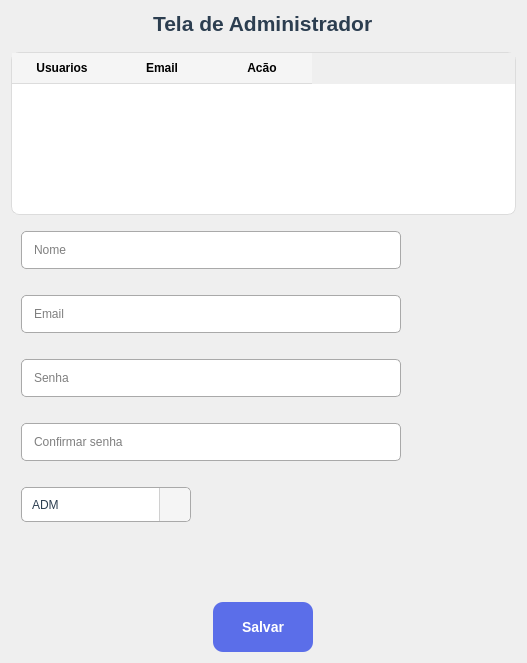
Above: App/view/ui/adminScreen.ui from Senac-SOR-ADS/Gerenciamento-Escolar before the change. Below: the same form after it.
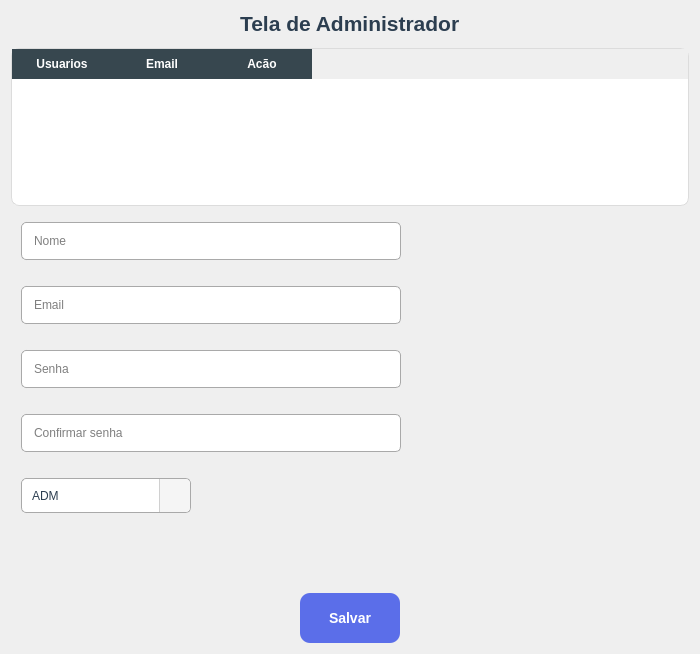
That is the form after the change. Icons and pictures are not drawn.

Patch:
```diff
--- a/App/view/ui/adminScreen.ui
+++ b/App/view/ui/adminScreen.ui
@@ -6,8 +6,8 @@
    <rect>
     <x>0</x>
     <y>0</y>
-    <width>527</width>
-    <height>663</height>
+    <width>700</width>
+    <height>654</height>
    </rect>
   </property>
   <property name="sizePolicy">
@@ -16,10 +16,16 @@
     <verstretch>0</verstretch>
    </sizepolicy>
   </property>
+  <property name="minimumSize">
+   <size>
+    <width>350</width>
+    <height>0</height>
+   </size>
+  </property>
   <property name="maximumSize">
    <size>
-    <width>650</width>
-    <height>800</height>
+    <width>700</width>
+    <height>654</height>
    </size>
   </property>
   <property name="windowTitle">
@@ -31,7 +37,7 @@
   </property>
   <property name="styleSheet">
    <string notr="true">QLabel{
- font-family: &quot;Segoe UI&quot;, &quot;Arial&quot;, sans-serif;
+font-family: &quot;Segoe UI&quot;, &quot;Arial&quot;, sans-serif;
     font-size: 16px;
     font-weight: 500;   
     color: #2c3e50;
@@ -45,6 +51,12 @@
 }
 
 QPushButton {
+	padding: 10px;
+	font-size: 14px
+}
+
+ 
+#salvar {
     background-color: #5B6EE9;
     color: #FFFFFF;
     border: none;
@@ -52,13 +64,13 @@
     font-size: 14px;
     font-weight: 700;
     font-family: 'Segoe UI', 'SF Pro Text', sans-serif;
-	margin-top: 40px;
+	margin-top: 40px
 }
-
-QPushButton:hover {
+ 
+#salvar:hover {
     background-color: #4A5DD6;
 }
-
+ 
 QTableWidget {
     background-color: #ffffff;
     border: 1px solid #dcdcdc;
@@ -66,16 +78,16 @@
     gridline-color: #eaeaea;
     font-size: 13px;
 }
-
+ 
 QTableWidget::item {
     padding: 8px;
 }
-
+ 
 QTableWidget::item:selected {
     background-color: #4CAF50;
     color: white;
 }
-
+ 
 QHeaderView::section {
     background-color: #f5f5f5;
     padding: 6px;
@@ -83,7 +95,7 @@
     border-bottom: 1px solid #dcdcdc;
     font-weight: bold;
 }
-
+ 
 QComboBox {
     border-radius: 5px;
 	font-family: &quot;Segoe UI&quot;, &quot;Arial&quot;, sans-serif;
@@ -91,7 +103,7 @@
     margin:10px;
     padding: 8px;
 }
-
+ 
 QComboBox QAbstractItemView {
     border: 1px solid #a9a9a9;
     background: white;
@@ -99,7 +111,7 @@
     selection-color: white;
     padding: 5px;
 }
-
+ 
 QComboBox {
     border-radius: 5px;
     border: 1px solid #a9a9a9;
@@ -108,31 +120,50 @@
     background-color: white;
     color: #2c3e50;
 }
-
+ 
 QComboBox::drop-down {
     subcontrol-origin: padding;
     subcontrol-position: top right;
-
+ 
     width: 30px;
     border-left: 1px solid #d0d0d0;
     background-color: #f5f5f5;
-
+ 
     border-top-right-radius: 5px;
     border-bottom-right-radius: 5px;
 }
-
+ 
 QComboBox::down-arrow {
     image: url(C:/xampp/htdocs/Gerenciamento-Escolar/App/view/ui/imagens/image-arrow.png);
     width: 14px;
     height: 14px;
 }
-
+ 
 QComboBox::drop-down:hover {
     background-color: #e9e9e9;
 }
 
-
-</string>
+QHeaderView::section {
+        background-color: #37474f;
+        color: white;
+        font-weight: bold;
+        font-family: 'Segoe UI';
+        padding: 6px;
+        border: none;
+    }
+    QTableWidget {
+        gridline-color: #e0e0e0;
+        font-family: 'Segoe UI';
+        font-size: 14px;
+    }
+    QTableWidget::item:selected {
+        background-color: #e3f2fd;
+        color: black;
+}
+ 
+ 
+ 
+ </string>
   </property>
   <property name="sizeGripEnabled">
    <bool>false</bool>
```
